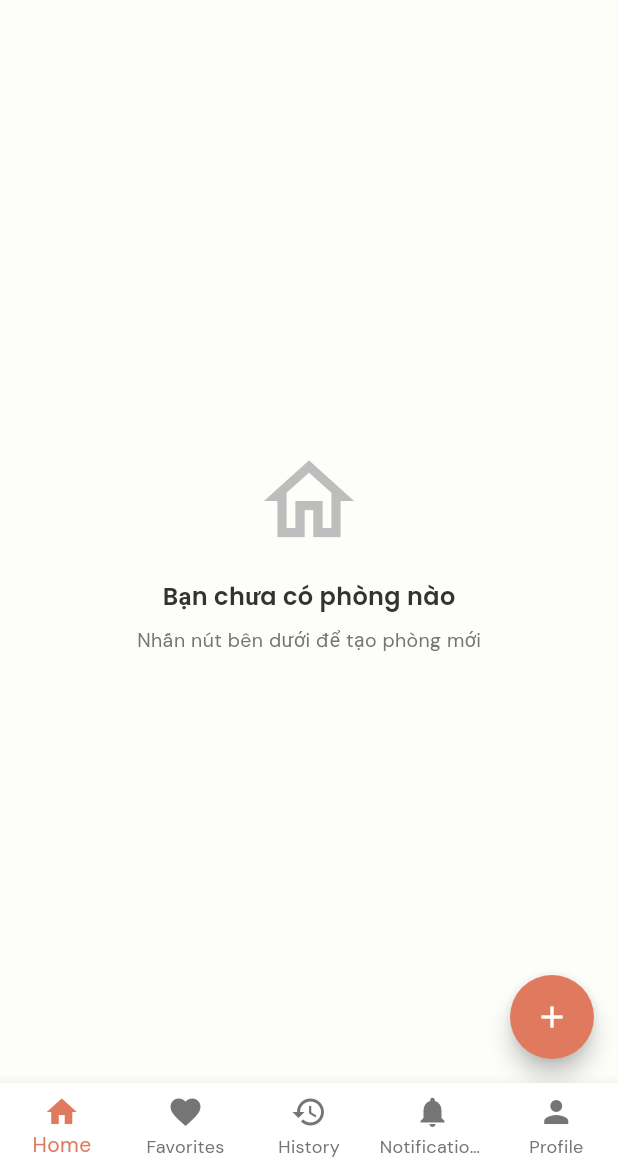
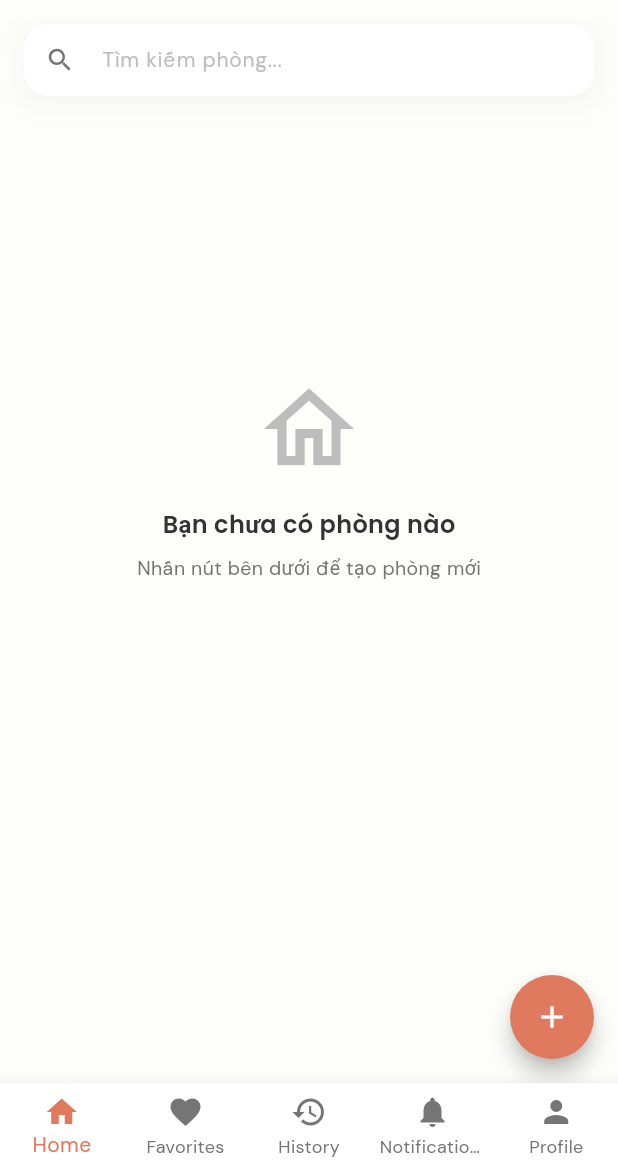
Before and after one commit to tungnvse182691/Home_Booking_FEmobile, a Flutter app: the HostRoomsScreen screen opened by its route, on a phone screen of 412 x 824 dp, the part 66-1236 px from its top. Run offline on Flutter 3.47's test engine with Material 3 defaults, Android fonts, the phone set to English and light mode, and no system bars; our stand-ins replace cached_network_image, dio, flutter_map, flutter_riverpod, flutter_secure_storage, flutter_staggered_animations and 11 more; accounts and stored records are empty.

Commit message:
feat: add search functionality to host rooms screen

```diff
--- a/lib/features/host/screens/host_rooms_screen.dart
+++ b/lib/features/host/screens/host_rooms_screen.dart
@@ -9,11 +9,71 @@ import '../providers/host_provider.dart';
 import '../models/host_model.dart';
 import '../../../utils/app_theme.dart';
 
-class HostRoomsScreen extends ConsumerWidget {
+class HostRoomsScreen extends ConsumerStatefulWidget {
   const HostRoomsScreen({super.key});
 
   @override
-  Widget build(BuildContext context, WidgetRef ref) {
+  ConsumerState<HostRoomsScreen> createState() => _HostRoomsScreenState();
+}
+
+class _HostRoomsScreenState extends ConsumerState<HostRoomsScreen> {
+  final _searchController = TextEditingController();
+
+  @override
+  void dispose() {
+    _searchController.dispose();
+    super.dispose();
+  }
+
+  Widget _buildEmptyState(bool isSearching) {
+    return SingleChildScrollView(
+      physics: const AlwaysScrollableScrollPhysics(),
+      child: SizedBox(
+        height: MediaQuery.of(context).size.height * 0.6,
+        child: Center(
+          child: Column(
+            mainAxisAlignment: MainAxisAlignment.center,
+            children: [
+              Icon(
+                isSearching ? Icons.search_off_rounded : Icons.home_outlined,
+                size: 72,
+                color: AppTheme.textHint,
+              ),
+              const SizedBox(height: 16),
+              Text(
+                isSearching ? 'Không tìm thấy phòng phù hợp' : 'Bạn chưa có phòng nào',
+                style: GoogleFonts.poppins(
+                  color: AppTheme.textPrimary,
+                  fontSize: 16,
+                  fontWeight: FontWeight.w600,
+                ),
+              ),
+              const SizedBox(height: 8),
+              Text(
+                isSearching
+                    ? 'Thử tìm kiếm với từ khóa khác hoặc xóa bộ lọc'
+                    : 'Nhấn nút bên dưới để tạo phòng mới',
+                style: GoogleFonts.dmSans(color: AppTheme.textSecondary, fontSize: 13),
+              ),
+              if (isSearching) ...[
+                const SizedBox(height: 16),
+                TextButton(
+                  onPressed: () {
+                    _searchController.clear();
+                    setState(() {});
+                  },
+                  child: const Text('Xóa bộ lọc'),
+                ),
+              ],
+            ],
+          ),
+        ),
+      ),
+    );
+  }
+
+  @override
+  Widget build(BuildContext context) {
     final roomsAsync = ref.watch(hostRoomsProvider);
     final currencyFormat = NumberFormat.currency(
       locale: 'vi_VN',
@@ -54,14 +114,81 @@ class HostRoomsScreen extends ConsumerWidget {
           ),
         ],
       ),
-      body: RefreshIndicator(
+      body: Column(
+        children: [
+          Padding(
+            padding: const EdgeInsets.fromLTRB(16, 4, 16, 8),
+            child: Container(
+              decoration: BoxDecoration(
+                boxShadow: [
+                  BoxShadow(
+                    color: Colors.black.withOpacity(0.04),
+                    blurRadius: 16,
+                    offset: const Offset(0, 4),
+                  ),
+                ],
+              ),
+              child: TextField(
+                controller: _searchController,
+                style: GoogleFonts.dmSans(
+                  fontSize: 14,
+                  color: AppTheme.textPrimary,
+                ),
+                decoration: InputDecoration(
+                  hintText: 'Tìm kiếm phòng...',
+                  hintStyle: GoogleFonts.dmSans(color: AppTheme.textHint, fontSize: 14),
+                  prefixIcon: const Icon(Icons.search, size: 20, color: AppTheme.textSecondary),
+                  suffixIcon: _searchController.text.isNotEmpty
+                      ? IconButton(
+                          icon: const Icon(Icons.clear, size: 18, color: AppTheme.textSecondary),
+                          onPressed: () {
+                            _searchController.clear();
+                            setState(() {});
+                          },
+                        )
+                      : null,
+                  filled: true,
+                  fillColor: Colors.white,
+                  border: OutlineInputBorder(
+                    borderRadius: BorderRadius.circular(16),
+                    borderSide: BorderSide.none,
+                  ),
+                  enabledBorder: OutlineInputBorder(
+                    borderRadius: BorderRadius.circular(16),
+                    borderSide: BorderSide.none,
+                  ),
+                  focusedBorder: OutlineInputBorder(
+                    borderRadius: BorderRadius.circular(16),
+                    borderSide: const BorderSide(
+                      color: AppTheme.primary,
+                      width: 1.5,
+                    ),
+                  ),
+                  isDense: true,
+                  contentPadding: const EdgeInsets.symmetric(
+                    horizontal: 16,
+                    vertical: 12,
+                  ),
+                ),
+                onChanged: (value) {
+                  setState(() {});
+                },
+              ),
+            ),
+          ),
+          Expanded(
+            child: RefreshIndicator(
               color: AppTheme.primary,
               onRefresh: () => ref.read(hostRoomsProvider.notifier).fetchRooms(),
               child: roomsAsync.when(
                 loading: () => const Center(
                   child: CircularProgressIndicator(color: AppTheme.primary),
                 ),
-          error: (err, stack) => Center(
+                error: (err, stack) => SingleChildScrollView(
+                  physics: const AlwaysScrollableScrollPhysics(),
+                  child: SizedBox(
+                    height: MediaQuery.of(context).size.height * 0.6,
+                    child: Center(
                       child: Column(
                         mainAxisAlignment: MainAxisAlignment.center,
                         children: [
@@ -86,35 +213,29 @@ class HostRoomsScreen extends ConsumerWidget {
                         ],
                       ),
                     ),
-          data: (rooms) => rooms.isEmpty
-              ? Center(
-                  child: Column(
-                    mainAxisAlignment: MainAxisAlignment.center,
-                    children: [
-                      const Icon(Icons.home_outlined, size: 72, color: AppTheme.textHint),
-                      const SizedBox(height: 16),
-                      Text(
-                        'Bạn chưa có phòng nào',
-                        style: GoogleFonts.poppins(
-                          color: AppTheme.textPrimary,
-                          fontSize: 16,
-                          fontWeight: FontWeight.w600,
                   ),
                 ),
-                      const SizedBox(height: 8),
-                      Text(
-                        'Nhấn nút bên dưới để tạo phòng mới',
-                        style: GoogleFonts.dmSans(color: AppTheme.textSecondary, fontSize: 13),
-                      ),
-                    ],
-                  ),
-                )
-              : AnimationLimiter(
+                data: (rooms) {
+                  final query = _searchController.text.trim().toLowerCase();
+                  final filteredRooms = query.isEmpty
+                      ? rooms
+                      : rooms.where((room) {
+                          final nameMatch = room.name.toLowerCase().contains(query);
+                          final cityMatch = room.city.toLowerCase().contains(query);
+                          return nameMatch || cityMatch;
+                        }).toList();
+
+                  if (filteredRooms.isEmpty) {
+                    return _buildEmptyState(query.isNotEmpty);
+                  }
+
+                  return AnimationLimiter(
                     child: ListView.builder(
+                      physics: const AlwaysScrollableScrollPhysics(),
                       padding: const EdgeInsets.fromLTRB(16, 8, 16, 32),
-                    itemCount: rooms.length,
+                      itemCount: filteredRooms.length,
                       itemBuilder: (context, index) {
-                      final room = rooms[index];
+                        final room = filteredRooms[index];
                         return AnimationConfiguration.staggeredList(
                           position: index,
                           duration: const Duration(milliseconds: 375),
@@ -132,8 +253,12 @@ class HostRoomsScreen extends ConsumerWidget {
                         );
                       },
                     ),
+                  );
+                },
               ),
             ),
+          ),
+        ],
       ),
       floatingActionButton: FloatingActionButton(
         onPressed: () => context.push('/create-room'),
```
Lines whose indentation alone changed are shown as unchanged.
